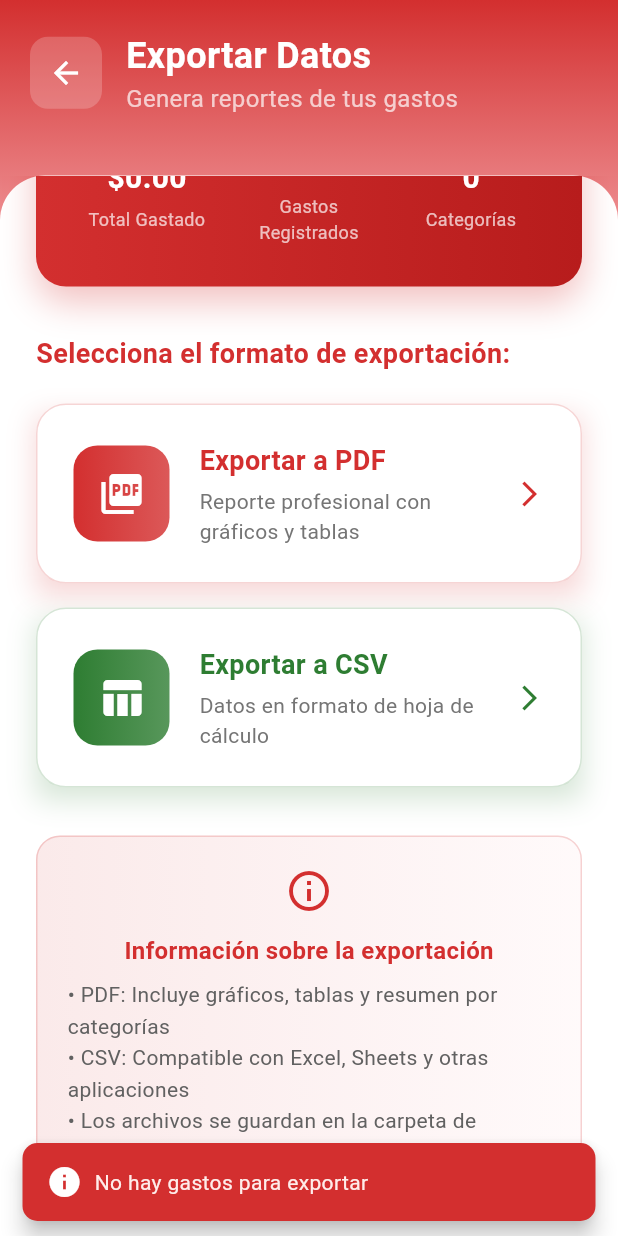
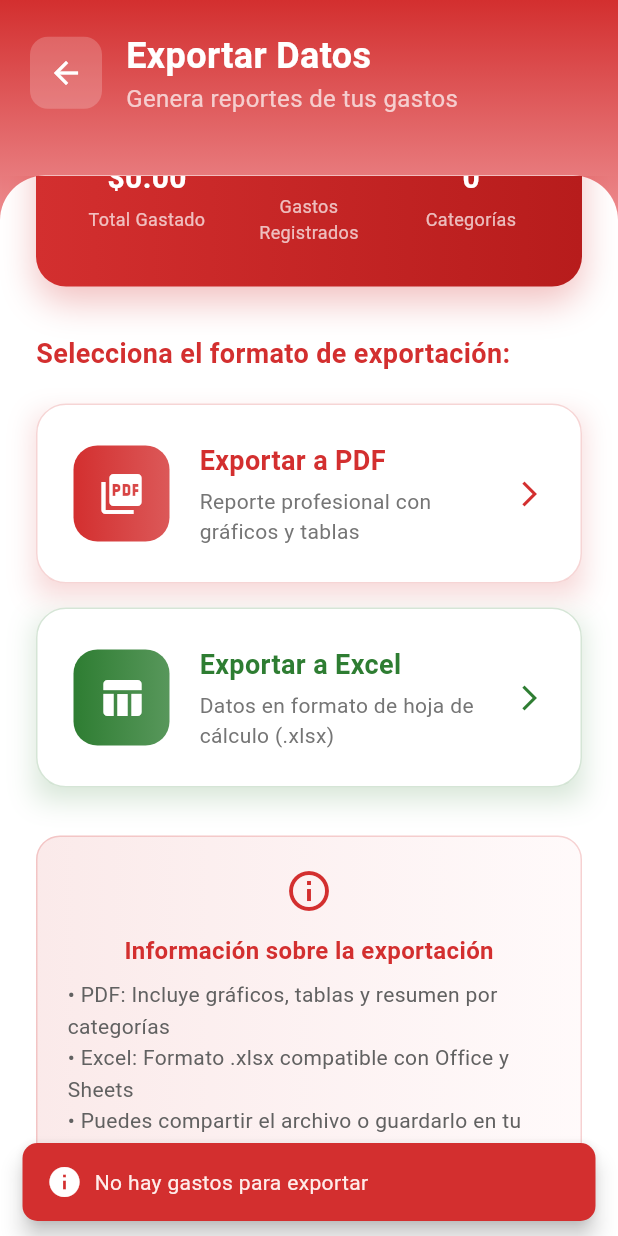
Before and after one commit to luismanuelcldev/Gastos, a Flutter app: the VistaExportar screen opened by its route, scrolled down 277 dp, after a tap on "Exportar a PDF", on a phone screen of 412 x 824 dp. Run offline on Flutter 3.47's test engine with Material 3 defaults, Android fonts, the phone set to English and light mode, and no system bars; our stand-ins replace fl_chart, flutter_bloc, go_router, pdf, share_plus, shared_preferences; missing offline and left inert: excel; accounts and stored records are empty.

Commit message:
add: Actualizar la vista de exportación para incluir la opción de exportar a Excel y mejora la lógica de generación de archivos

```diff
--- a/lib/views/exportar_view.dart
+++ b/lib/views/exportar_view.dart
@@ -1,10 +1,16 @@
 import 'package:flutter/material.dart';
 import 'package:flutter_bloc/flutter_bloc.dart';
+import 'package:share_plus/share_plus.dart';
+import 'dart:io';
+import 'dart:typed_data';
+import 'package:flutter/foundation.dart' show kIsWeb;
+import 'package:path_provider/path_provider.dart';
 import '../cubit/gastos_cubit.dart';
 import '../models/gasto.dart';
 import '../services/pdf_service.dart';
-import '../services/csv_service.dart';
+import '../services/excel_service.dart';
 
+// Vista para exportar los datos de gastos a diferentes formatos
 class VistaExportar extends StatelessWidget {
   const VistaExportar({super.key});
 
@@ -106,15 +112,15 @@ class VistaExportar extends StatelessWidget {
                             ),
                             const SizedBox(height: 16),
 
-                            // Botón CSV
+                            // Botón Excel
                             _BotonExportar(
                               icono: Icons.table_chart,
-                              titulo: 'Exportar a CSV',
+                              titulo: 'Exportar a Excel',
                               descripcion:
-                                  'Datos en formato de hoja de cálculo',
+                                  'Datos en formato de hoja de cálculo (.xlsx)',
                               color: const Color(0xFF2E7D32),
                               onPressed:
-                                  () => _exportarCSV(context, state.gastos),
+                                  () => _exportarExcel(context, state.gastos),
                             ),
                             const SizedBox(height: 32),
 
@@ -154,8 +160,8 @@ class VistaExportar extends StatelessWidget {
                                   const SizedBox(height: 8),
                                   Text(
                                     '• PDF: Incluye gráficos, tablas y resumen por categorías\n'
-                                    '• CSV: Compatible con Excel, Sheets y otras aplicaciones\n'
-                                    '• Los archivos se guardan en la carpeta de descargas',
+                                    '• Excel: Formato .xlsx compatible con Office y Sheets\n'
+                                    '• Puedes compartir el archivo o guardarlo en tu dispositivo',
                                     style: TextStyle(
                                       color: Colors.grey[700],
                                       height: 1.5,
@@ -178,6 +184,7 @@ class VistaExportar extends StatelessWidget {
     );
   }
 
+  // Construyo el encabezado de la vista
   Widget _buildHeader(BuildContext context) {
     return Container(
       padding: const EdgeInsets.all(20),
@@ -216,6 +223,7 @@ class VistaExportar extends StatelessWidget {
     );
   }
 
+  // Muestro un resumen rápido de las estadísticas antes de exportar
   Widget _buildEstadisticas(GastosState state) {
     final totalGastos = state.gastos.fold(
       0.0,
@@ -286,6 +294,7 @@ class VistaExportar extends StatelessWidget {
     );
   }
 
+  // Lógica para generar y compartir el PDF
   Future<void> _exportarPDF(BuildContext context, List<Gasto> gastos) async {
     if (gastos.isEmpty) {
       _mostrarMensaje(context, 'No hay gastos para exportar');
@@ -293,19 +302,25 @@ class VistaExportar extends StatelessWidget {
     }
 
     try {
-      final _ = await ServicioPDF.generarPDF(gastos);
+      final bytes = await ServicioPDF.generarPDF(gastos);
+      XFile file;
+
+      if (kIsWeb) {
+        file = XFile.fromData(
+          bytes,
+          mimeType: 'application/pdf',
+          name: 'reporte_gastos.pdf',
+        );
+      } else {
+        final output = await getTemporaryDirectory();
+        final filePath = '${output.path}/reporte_gastos.pdf';
+        final fileIo = File(filePath);
+        await fileIo.writeAsBytes(bytes);
+        file = XFile(filePath);
+      }
+
       if (context.mounted) {
-        _mostrarMensaje(
-          context,
-          'PDF generado exitosamente',
-          accion: SnackBarAction(
-            label: 'Abrir',
-            textColor: Colors.white,
-            onPressed: () {
-              // Aquí podrías implementar la apertura del archivo
-            },
-          ),
-        );
+        await Share.shareXFiles([file], text: 'Reporte de Gastos (PDF)');
       }
     } catch (e) {
       if (context.mounted) {
@@ -314,34 +329,46 @@ class VistaExportar extends StatelessWidget {
     }
   }
 
-  Future<void> _exportarCSV(BuildContext context, List<Gasto> gastos) async {
+  // Lógica para generar y compartir el Excel
+  Future<void> _exportarExcel(BuildContext context, List<Gasto> gastos) async {
     if (gastos.isEmpty) {
       _mostrarMensaje(context, 'No hay gastos para exportar');
       return;
     }
 
     try {
-      final _ = await ServicioCSV.generarCSV(gastos);
+      final bytes = await ServicioExcel.generarExcel(gastos);
+      if (bytes == null) {
+        throw Exception('Error al generar el archivo Excel');
+      }
+
+      XFile file;
+      if (kIsWeb) {
+        file = XFile.fromData(
+          Uint8List.fromList(bytes),
+          mimeType:
+              'application/vnd.openxmlformats-officedocument.spreadsheetml.sheet',
+          name: 'reporte_gastos.xlsx',
+        );
+      } else {
+        final output = await getTemporaryDirectory();
+        final filePath = '${output.path}/reporte_gastos.xlsx';
+        final fileIo = File(filePath);
+        await fileIo.writeAsBytes(bytes);
+        file = XFile(filePath);
+      }
+
       if (context.mounted) {
-        _mostrarMensaje(
-          context,
-          'CSV generado exitosamente',
-          accion: SnackBarAction(
-            label: 'Abrir',
-            textColor: Colors.white,
-            onPressed: () {
-              // Aquí podrías implementar la apertura del archivo
-            },
-          ),
-        );
+        await Share.shareXFiles([file], text: 'Reporte de Gastos (Excel)');
       }
     } catch (e) {
       if (context.mounted) {
-        _mostrarMensaje(context, 'Error al generar CSV: $e');
+        _mostrarMensaje(context, 'Error al generar Excel: $e');
       }
     }
   }
 
+  // Helper para mostrar mensajes al usuario
   void _mostrarMensaje(
     BuildContext context,
     String mensaje, {
@@ -365,6 +392,7 @@ class VistaExportar extends StatelessWidget {
   }
 }
 
+// Widget reutilizable para los botones de exportación
 class _BotonExportar extends StatelessWidget {
   final IconData icono;
   final String titulo;
@@ -447,6 +475,7 @@ class _BotonExportar extends StatelessWidget {
   }
 }
 
+// Widget para mostrar un item de estadística
 class _EstadisticaItem extends StatelessWidget {
   final String titulo;
   final String valor;
```
